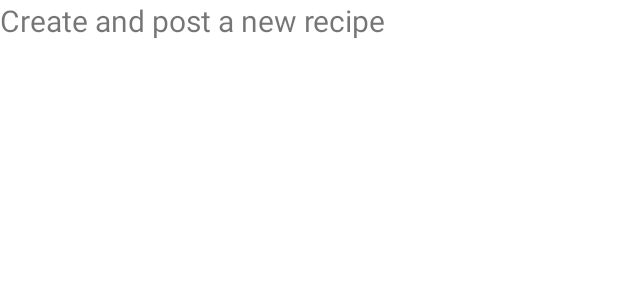
After one commit to CodePath-Spring-2021/Notecook, an Android app: the layout fragment_create.xml on its own in the app's theme, with its tools: preview values and no code run, on a phone screen of 412 x 824 dp. The commit adds this screen. Shown: the top 300 px of the screen. Run offline under Robolectric (Android 15) with nearby library versions, the phone set to English and light mode, and no system bars.

Commit message:
Update with new Activities

```diff
--- /dev/null
+++ b/app/src/main/res/layout/fragment_create.xml
@@ -0,0 +1,14 @@
+<?xml version="1.0" encoding="utf-8"?>
+<RelativeLayout
+    xmlns:android="http://schemas.android.com/apk/res/android" android:layout_width="match_parent"
+    android:layout_height="match_parent">
+
+    <!-- TODO: Update blank fragment layout -->
+    <TextView
+        android:id="@+id/tvMessage"
+        android:layout_width="match_parent"
+        android:layout_height="match_parent"
+        android:text="Create and post a new recipe"
+        android:textSize="20sp" />
+
+</RelativeLayout>
```
Also changed, not shown: app/src/main/java/com/example/notecook/Fragments/CreateFragment.java (added, +51 -0 lines), app/src/main/java/com/example/notecook/Fragments/ProfileFragment.java (added, +51 -0 lines), app/src/main/java/com/example/notecook/MainActivity.java (+8 -5 lines), app/src/main/res/layout/fragment_profile.xml (added, +14 -0 lines), 2 other files.
